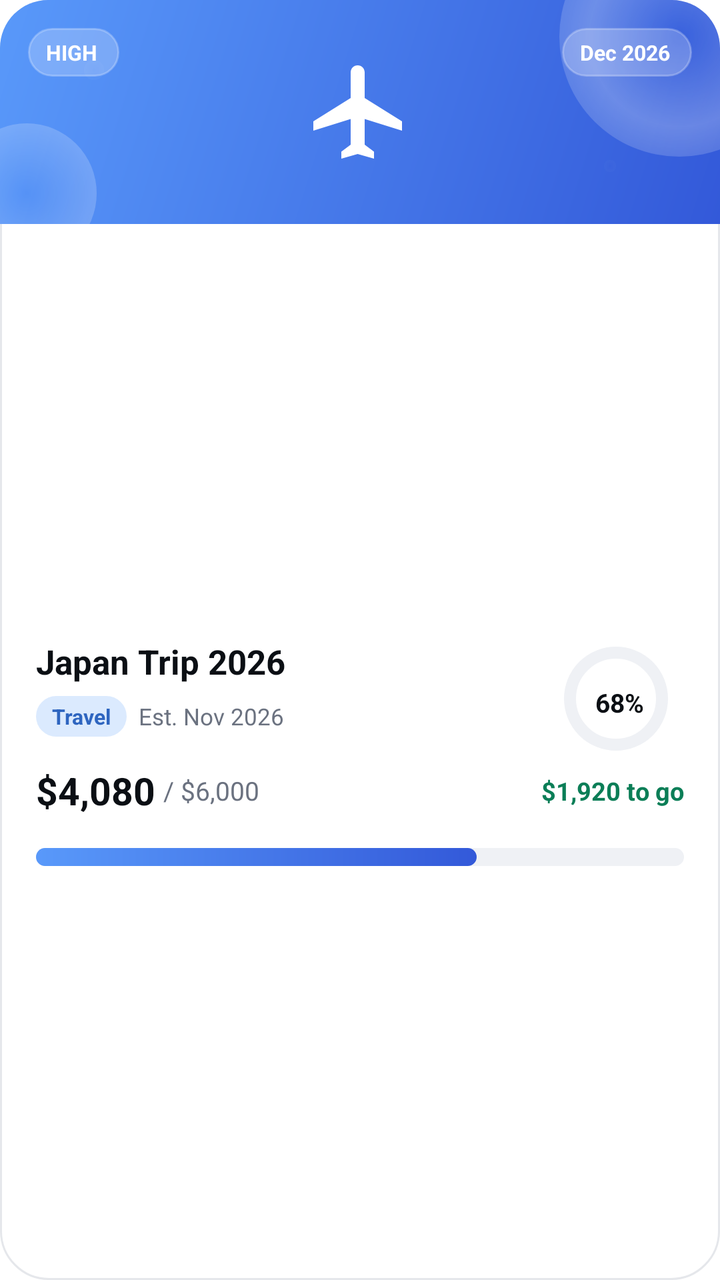
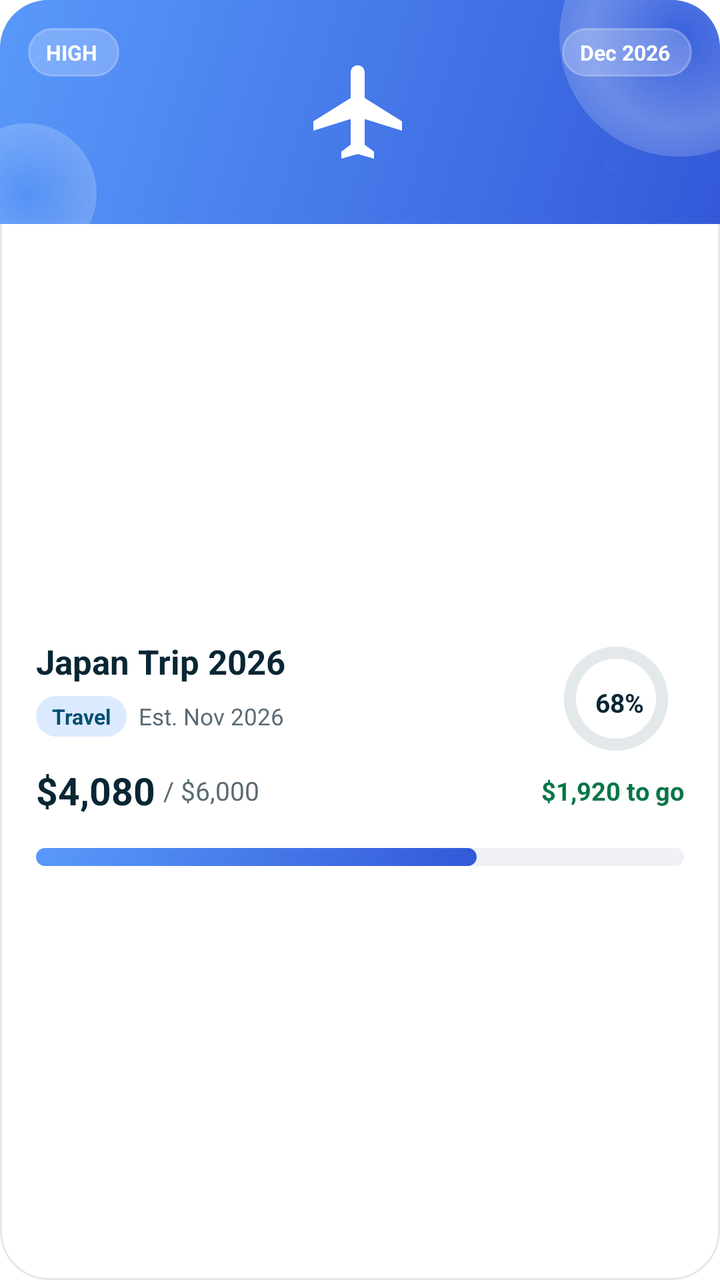

An Android layout rendered at two revisions. The XML below is the earlier revision; the diff shows what the commit changed to produce the second picture.
<!-- AndroidManifest.xml: application theme Theme.ExpenseTracker -->
<!-- res/layout/item_goal_card.xml -->
<?xml version="1.0" encoding="utf-8"?>
<androidx.constraintlayout.widget.ConstraintLayout xmlns:android="http://schemas.android.com/apk/res/android"
    xmlns:app="http://schemas.android.com/apk/res-auto"
    android:layout_width="match_parent"
    android:layout_height="wrap_content"
    android:layout_marginBottom="14dp"
    android:background="@drawable/bg_card_white_rounded24">

    
    <FrameLayout
        android:id="@+id/bannerContainer"
        android:layout_width="0dp"
        android:layout_height="112dp"
        android:background="@drawable/bg_goal_banner_blue"
        app:layout_constraintEnd_toEndOf="parent"
        app:layout_constraintStart_toStartOf="parent"
        app:layout_constraintTop_toTopOf="parent">

        
        <View
            android:layout_width="120dp"
            android:layout_height="120dp"
            android:layout_gravity="top|end"
            android:layout_marginTop="-42dp"
            android:layout_marginEnd="-40dp"
            android:background="@drawable/bg_circle_white_translucent"
            android:importantForAccessibility="no" />

        <View
            android:layout_width="70dp"
            android:layout_height="70dp"
            android:layout_gravity="bottom|start"
            android:layout_marginStart="-22dp"
            android:layout_marginBottom="-20dp"
            android:background="@drawable/bg_circle_white_translucent"
            android:importantForAccessibility="no" />

        <View
            android:layout_width="10dp"
            android:layout_height="10dp"
            android:layout_gravity="top|start"
            android:layout_marginStart="42dp"
            android:layout_marginTop="30dp"
            android:background="@drawable/bg_circle_white_translucent"
            android:importantForAccessibility="no" />

        <View
            android:layout_width="6dp"
            android:layout_height="6dp"
            android:layout_gravity="bottom|end"
            android:layout_marginEnd="52dp"
            android:layout_marginBottom="26dp"
            android:background="@drawable/bg_circle_white_translucent"
            android:importantForAccessibility="no" />

        
        <ImageView
            android:id="@+id/ivGoalIcon"
            android:layout_width="56dp"
            android:layout_height="56dp"
            android:layout_gravity="center"
            android:importantForAccessibility="no"
            android:src="@drawable/ic_plane"
            app:tint="@color/white" />

        <TextView
            android:id="@+id/tvPriority"
            android:layout_width="wrap_content"
            android:layout_height="wrap_content"
            android:layout_gravity="top|start"
            android:layout_margin="14dp"
            android:background="@drawable/bg_pill_white_transparent"
            android:paddingVertical="5dp"
            android:paddingStart="9dp"
            android:paddingEnd="11dp"
            android:text="HIGH"
            android:textColor="@color/white"
            android:textSize="10.5sp"
            android:textStyle="bold" />

        <TextView
            android:id="@+id/tvTargetDate"
            android:layout_width="wrap_content"
            android:layout_height="wrap_content"
            android:layout_gravity="top|end"
            android:layout_margin="14dp"
            android:background="@drawable/bg_pill_white_transparent"
            android:paddingVertical="5dp"
            android:paddingStart="9dp"
            android:paddingEnd="11dp"
            android:text="Dec 2026"
            android:textColor="@color/white"
            android:textSize="10.5sp"
            android:textStyle="bold" />
    </FrameLayout>

    
    <androidx.constraintlayout.widget.ConstraintLayout
        android:layout_width="0dp"
        android:layout_height="wrap_content"
        android:padding="18dp"
        app:layout_constraintBottom_toBottomOf="parent"
        app:layout_constraintEnd_toEndOf="parent"
        app:layout_constraintStart_toStartOf="parent"
        app:layout_constraintTop_toBottomOf="@id/bannerContainer">

        
        <TextView
            android:id="@+id/tvGoalName"
            android:layout_width="0dp"
            android:layout_height="wrap_content"
            android:text="Japan Trip 2026"
            android:textColor="#0B0F14"
            android:textSize="17sp"
            android:textStyle="bold"
            app:layout_constraintEnd_toStartOf="@id/progressRing"
            app:layout_constraintStart_toStartOf="parent"
            app:layout_constraintTop_toTopOf="parent" />

        
        <LinearLayout
            android:id="@+id/tagRow"
            android:layout_width="0dp"
            android:layout_height="wrap_content"
            android:layout_marginTop="6dp"
            android:gravity="center_vertical"
            android:orientation="horizontal"
            app:layout_constraintEnd_toStartOf="@id/progressRing"
            app:layout_constraintStart_toStartOf="parent"
            app:layout_constraintTop_toBottomOf="@id/tvGoalName">

            <TextView
                android:id="@+id/tvCategoryTag"
                android:layout_width="wrap_content"
                android:layout_height="wrap_content"
                android:background="@drawable/bg_pill_tint_blue"
                android:paddingHorizontal="8dp"
                android:paddingVertical="3dp"
                android:text="Travel"
                android:textColor="#2E65C0"
                android:textSize="10.5sp"
                android:textStyle="bold" />

            <TextView
                android:id="@+id/tvEstDate"
                android:layout_width="wrap_content"
                android:layout_height="wrap_content"
                android:layout_marginStart="6dp"
                android:text="Est. Nov 2026"
                android:textColor="#6B7280"
                android:textSize="11.5sp" />
        </LinearLayout>

        
        <FrameLayout
            android:id="@+id/progressRing"
            android:layout_width="64dp"
            android:layout_height="64dp"
            app:layout_constraintEnd_toEndOf="parent"
            app:layout_constraintTop_toTopOf="parent">

            <com.google.android.material.progressindicator.CircularProgressIndicator
                android:id="@+id/goalProgressRing"
                android:layout_width="56dp"
                android:layout_height="56dp"
                android:indeterminate="false"
                android:progress="68"
                app:indicatorColor="#3359D9"
                app:indicatorSize="52dp"
                app:trackColor="#EFF1F5"
                app:trackCornerRadius="4dp"
                app:trackThickness="6dp" />

            <TextView
                android:id="@+id/tvPercent"
                android:layout_width="wrap_content"
                android:layout_height="wrap_content"
                android:layout_gravity="center"
                android:text="68%"
                android:textColor="#0B0F14"
                android:textSize="13sp"
                android:textStyle="bold" />
        </FrameLayout>

        
        <LinearLayout
            android:id="@+id/savedRow"
            android:layout_width="0dp"
            android:layout_height="wrap_content"
            android:layout_marginTop="14dp"
            android:gravity="center_vertical"
            android:orientation="horizontal"
            app:layout_constraintEnd_toStartOf="@id/tvToGo"
            app:layout_constraintStart_toStartOf="parent"
            app:layout_constraintTop_toBottomOf="@id/tagRow">

            <TextView
                android:id="@+id/tvSaved"
                android:layout_width="wrap_content"
                android:layout_height="wrap_content"
                android:text="$4,080"
                android:textColor="#0B0F14"
                android:textSize="19sp"
                android:textStyle="bold" />

            <TextView
                android:id="@+id/tvTargetAmount"
                android:layout_width="wrap_content"
                android:layout_height="wrap_content"
                android:layout_marginStart="4dp"
                android:text="/ $6,000"
                android:textColor="#6B7280"
                android:textSize="13sp" />
        </LinearLayout>

        <TextView
            android:id="@+id/tvToGo"
            android:layout_width="wrap_content"
            android:layout_height="wrap_content"
            android:text="$1,920 to go"
            android:textColor="#0B7E57"
            android:textSize="12.5sp"
            android:textStyle="bold"
            app:layout_constraintBottom_toBottomOf="@id/savedRow"
            app:layout_constraintEnd_toEndOf="parent"
            app:layout_constraintTop_toTopOf="@id/savedRow" />

        
        <androidx.constraintlayout.widget.ConstraintLayout
            android:id="@+id/progressContainer"
            android:layout_width="0dp"
            android:layout_height="9dp"
            android:layout_marginTop="16dp"
            app:layout_constraintBottom_toBottomOf="parent"
            app:layout_constraintEnd_toEndOf="parent"
            app:layout_constraintStart_toStartOf="parent"
            app:layout_constraintTop_toBottomOf="@id/savedRow">

            <View
                android:layout_width="0dp"
                android:layout_height="0dp"
                android:background="@drawable/bg_progress_track"
                app:layout_constraintBottom_toBottomOf="parent"
                app:layout_constraintEnd_toEndOf="parent"
                app:layout_constraintStart_toStartOf="parent"
                app:layout_constraintTop_toTopOf="parent" />

            <View
                android:id="@+id/goalProgressFill"
                android:layout_width="0dp"
                android:layout_height="0dp"
                android:background="@drawable/bg_progress_fill_blue"
                app:layout_constraintBottom_toBottomOf="parent"
                app:layout_constraintStart_toStartOf="parent"
                app:layout_constraintTop_toTopOf="parent"
                app:layout_constraintWidth_percent="0.68" />

        </androidx.constraintlayout.widget.ConstraintLayout>

    </androidx.constraintlayout.widget.ConstraintLayout>

</androidx.constraintlayout.widget.ConstraintLayout>
<!-- resources referenced by this layout -->
<resources>
  <style name="Base.Theme.ExpenseTracker" parent="Theme.Material3.Light.NoActionBar">
          <item name="android:windowBackground">@color/white</item>
          <item name="colorSurface">@color/white</item>
          
          <item name="colorPrimary">@color/fin_blue</item>
          <item name="colorOnPrimary">@color/white</item>
          <item name="colorPrimaryContainer">@color/fin_blue_tint</item>
          <item name="colorOnPrimaryContainer">@color/fin_navy</item>
          <item name="colorSecondary">@color/fin_navy</item>
          <item name="colorOnSecondary">@color/white</item>
          <item name="colorSecondaryContainer">@color/fin_blue_tint</item>
          <item name="colorOnSecondaryContainer">@color/fin_navy</item>
          
          <item name="colorTertiary">@color/fin_orange</item>
          <item name="colorOnTertiary">@color/fin_navy</item>
          <item name="colorError">@color/fin_error</item>
          <item name="colorOnError">@color/white</item>
          
          <item name="elevationOverlayEnabled">false</item>
          
          <item name="android:forceDarkAllowed" tools:targetApi="q">false</item>
      </style>
  <!-- unchanged entries left out for length: 15 -->
</resources>

<!-- the commit's change to res/layout/item_goal_card.xml (unified diff, before → after) -->
@@ -110,7 +110,7 @@
             android:layout_width="0dp"
             android:layout_height="wrap_content"
             android:text="Japan Trip 2026"
-            android:textColor="#0B0F14"
+            android:textColor="@color/fin_navy"
             android:textSize="17sp"
             android:textStyle="bold"
             app:layout_constraintEnd_toStartOf="@id/progressRing"
@@ -137,7 +137,7 @@
                 android:paddingHorizontal="8dp"
                 android:paddingVertical="3dp"
                 android:text="Travel"
-                android:textColor="#2E65C0"
+                android:textColor="@color/fin_blue"
                 android:textSize="10.5sp"
                 android:textStyle="bold" />
 
@@ -147,7 +147,7 @@
                 android:layout_height="wrap_content"
                 android:layout_marginStart="6dp"
                 android:text="Est. Nov 2026"
-                android:textColor="#6B7280"
+                android:textColor="@color/fin_text_secondary"
                 android:textSize="11.5sp" />
         </LinearLayout>
 
@@ -167,7 +167,7 @@
                 android:progress="68"
                 app:indicatorColor="#3359D9"
                 app:indicatorSize="52dp"
-                app:trackColor="#EFF1F5"
+                app:trackColor="@color/fin_border"
                 app:trackCornerRadius="4dp"
                 app:trackThickness="6dp" />
 
@@ -177,7 +177,7 @@
                 android:layout_height="wrap_content"
                 android:layout_gravity="center"
                 android:text="68%"
-                android:textColor="#0B0F14"
+                android:textColor="@color/fin_navy"
                 android:textSize="13sp"
                 android:textStyle="bold" />
         </FrameLayout>
@@ -199,7 +199,7 @@
                 android:layout_width="wrap_content"
                 android:layout_height="wrap_content"
                 android:text="$4,080"
-                android:textColor="#0B0F14"
+                android:textColor="@color/fin_navy"
                 android:textSize="19sp"
                 android:textStyle="bold" />
 
@@ -209,7 +209,7 @@
                 android:layout_height="wrap_content"
                 android:layout_marginStart="4dp"
                 android:text="/ $6,000"
-                android:textColor="#6B7280"
+                android:textColor="@color/fin_text_secondary"
                 android:textSize="13sp" />
         </LinearLayout>
 
@@ -218,7 +218,7 @@
             android:layout_width="wrap_content"
             android:layout_height="wrap_content"
             android:text="$1,920 to go"
-            android:textColor="#0B7E57"
+            android:textColor="@color/fin_success"
             android:textSize="12.5sp"
             android:textStyle="bold"
             app:layout_constraintBottom_toBottomOf="@id/savedRow"
<!-- resource entries referenced after the edit -->
@@ -1,5 +1,8 @@
 <!-- resources referenced by this layout -->
 <resources>
+  <color name="fin_border">#FFE3E8EB</color>
+  <color name="fin_success">#FF067647</color>
+  <color name="fin_text_secondary">#FF5B6B75</color>
   <style name="Base.Theme.ExpenseTracker" parent="Theme.Material3.Light.NoActionBar">
           <item name="android:windowBackground">@color/white</item>
           <item name="colorSurface">@color/white</item>
@@ -20,7 +23,102 @@
           
           <item name="elevationOverlayEnabled">false</item>
           
+          <item name="materialAlertDialogTheme">@style/ThemeOverlay.Finara.Dialog</item>
+          <item name="bottomSheetDialogTheme">@style/AppBottomSheetDialogTheme</item>
+          
           <item name="android:forceDarkAllowed" tools:targetApi="q">false</item>
+      </style>
+  <style name="ThemeOverlay.Finara.Dialog" parent="ThemeOverlay.Material3.MaterialAlertDialog">
+          <item name="colorSurface">@color/fin_surface</item>
+          <item name="colorPrimary">@color/fin_blue</item>
+          <item name="colorOnSurface">@color/fin_navy</item>
+          <item name="colorOnSurfaceVariant">@color/fin_text_secondary</item>
+          
+          <item name="colorSurfaceContainerHigh">@color/fin_surface</item>
+          <item name="colorSurfaceContainer">@color/fin_surface</item>
+          <item name="colorSurfaceContainerLow">@color/fin_surface</item>
+          <item name="colorSurfaceContainerHighest">@color/fin_surface_muted</item>
+          <item name="colorOutline">@color/fin_border</item>
+          <item name="elevationOverlayEnabled">false</item>
+          <item name="shapeAppearanceOverlay">@style/RoundedDialogShape</item>
+          <item name="android:backgroundDimAmount">0.45</item>
+          <item name="materialAlertDialogTitleTextStyle">@style/Finara.Dialog.Title</item>
+          <item name="materialAlertDialogBodyTextStyle">@style/Finara.Dialog.Body</item>
+          <item name="buttonBarPositiveButtonStyle">@style/Finara.Dialog.Button.Positive</item>
+          <item name="buttonBarNegativeButtonStyle">@style/Finara.Dialog.Button.Negative</item>
+          <item name="buttonBarNeutralButtonStyle">@style/Finara.Dialog.Button.Negative</item>
+      </style>
+  <style name="AppBottomSheetDialogTheme" parent="Theme.Material3.Light.BottomSheetDialog">
+          <item name="bottomSheetStyle">@style/AppBottomSheetStyle</item>
+          
+          <item name="colorPrimary">@color/fin_blue</item>
+          <item name="colorOnPrimary">@color/white</item>
+          <item name="colorPrimaryContainer">@color/fin_blue_tint</item>
+          <item name="colorOnPrimaryContainer">@color/fin_navy</item>
+          <item name="colorSecondaryContainer">@color/fin_blue_tint</item>
+          <item name="colorOnSecondaryContainer">@color/fin_navy</item>
+          <item name="colorError">@color/fin_error</item>
+          <item name="android:backgroundDimAmount">0.45</item>
+          <item name="colorSurfaceContainerLow">@color/fin_surface</item>
+          <item name="colorSurfaceContainerHighest">@color/fin_surface_muted</item>
+          
+          <item name="materialAlertDialogTheme">@style/ThemeOverlay.Finara.Dialog</item>
+      </style>
+  <color name="fin_surface">#FFFFFFFF</color>
+  <color name="fin_surface_muted">#FFF2F4F5</color>
+  <style name="RoundedDialogShape" parent="">
+          <item name="cornerFamily">rounded</item>
+          <item name="cornerSize">24dp</item>
+      </style>
+  <style name="Finara.Dialog.Title" parent="MaterialAlertDialog.Material3.Title.Text">
+          <item name="android:textColor">@color/fin_navy</item>
+          <item name="android:fontFamily">@font/inter_extra_bold</item>
+          <item name="android:textSize">19sp</item>
+      </style>
+  <style name="Finara.Dialog.Body" parent="MaterialAlertDialog.Material3.Body.Text">
+          <item name="android:textColor">@color/fin_text_secondary</item>
+          <item name="android:fontFamily">@font/inter_medium</item>
+          <item name="android:textSize">14sp</item>
+          <item name="android:lineSpacingExtra">3sp</item>
+      </style>
+  <style name="Finara.Dialog.Button.Positive" parent="Widget.Material3.Button">
+          <item name="backgroundTint">@color/fin_blue</item>
+          <item name="android:textColor">@color/white</item>
+          <item name="android:fontFamily">@font/inter_extra_bold</item>
+          <item name="android:textSize">14sp</item>
+          <item name="android:textAllCaps">false</item>
+          <item name="android:minWidth">96dp</item>
+          <item name="android:minHeight">48dp</item>
+          <item name="android:layout_marginStart">8dp</item>
+          <item name="cornerRadius">14dp</item>
+          <item name="android:insetTop">0dp</item>
+          <item name="android:insetBottom">0dp</item>
+      </style>
+  <style name="Finara.Dialog.Button.Negative" parent="Widget.Material3.Button">
+          <item name="backgroundTint">@color/fin_surface_muted</item>
+          <item name="android:textColor">@color/fin_navy</item>
+          <item name="android:fontFamily">@font/inter_medium</item>
+          <item name="android:textSize">14sp</item>
+          <item name="android:textAllCaps">false</item>
+          <item name="android:minWidth">96dp</item>
+          <item name="android:minHeight">48dp</item>
+          <item name="android:layout_marginStart">8dp</item>
+          <item name="cornerRadius">14dp</item>
+          <item name="android:insetTop">0dp</item>
+          <item name="android:insetBottom">0dp</item>
+          <item name="rippleColor">#14092634</item>
+      </style>
+  <style name="AppBottomSheetStyle" parent="Widget.Material3.BottomSheet.Modal">
+          <item name="shapeAppearance">@style/AppShapeAppearanceBottomSheet</item>
+          
+          <item name="backgroundTint">@color/fin_surface</item>
+      </style>
+  <style name="AppShapeAppearanceBottomSheet" parent="">
+          <item name="cornerFamily">rounded</item>
+          <item name="cornerSizeTopLeft">28dp</item>
+          <item name="cornerSizeTopRight">28dp</item>
+          <item name="cornerSizeBottomLeft">0dp</item>
+          <item name="cornerSizeBottomRight">0dp</item>
       </style>
   <!-- unchanged entries left out for length: 15 -->
 </resources>
